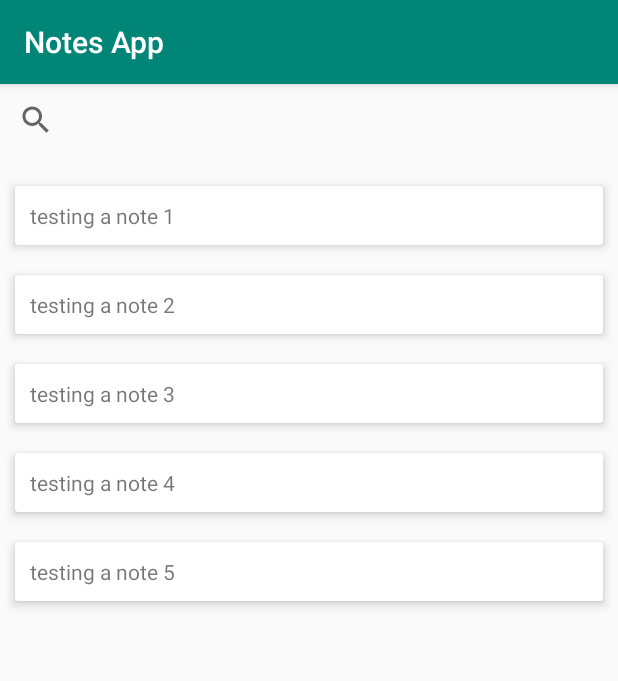
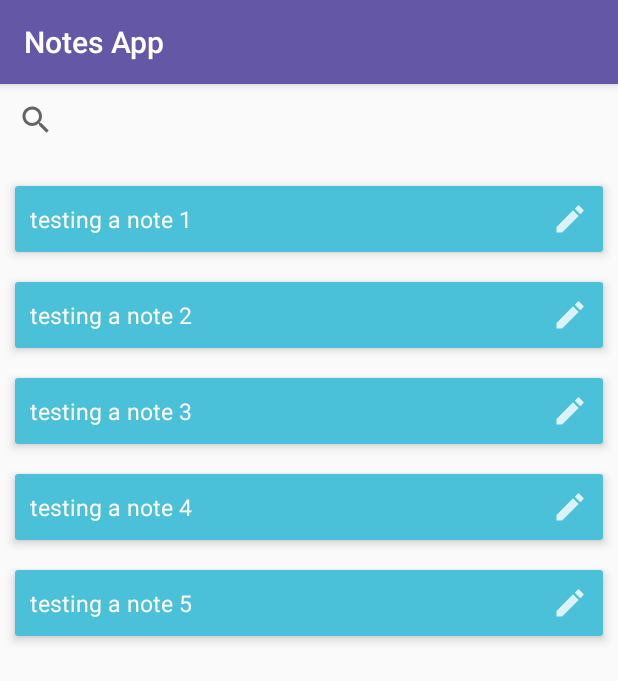
Before and after one commit to maxwellnewage/kotlin-notes, an Android app: the screen it shows after launch (MainActivity), on a phone screen of 412 x 824 dp. Shown: the top 681 px of the screen. Run offline under Robolectric (Android 15) with nearby library versions, the phone set to English and light mode, and no system bars.

Commit message:
changing note card style

```diff
--- /dev/null
+++ b/app/src/main/res/drawable-anydpi/ic_add_note.xml
@@ -0,0 +1,11 @@
+<vector xmlns:android="http://schemas.android.com/apk/res/android"
+    android:width="24dp"
+    android:height="24dp"
+    android:viewportWidth="24"
+    android:viewportHeight="24"
+    android:tint="#FFFFFF"
+    android:alpha="0.8">
+    <path
+        android:fillColor="#FF000000"
+        android:pathData="M19,13h-6v6h-2v-6H5v-2h6V5h2v6h6v2z"/>
+</vector>
--- /dev/null
+++ b/app/src/main/res/drawable-anydpi/ic_edit_note.xml
@@ -0,0 +1,11 @@
+<vector xmlns:android="http://schemas.android.com/apk/res/android"
+    android:width="24dp"
+    android:height="24dp"
+    android:viewportWidth="24"
+    android:viewportHeight="24"
+    android:tint="#FFFFFF"
+    android:alpha="0.8">
+    <path
+        android:fillColor="#FF000000"
+        android:pathData="M3,17.25V21h3.75L17.81,9.94l-3.75,-3.75L3,17.25zM20.71,7.04c0.39,-0.39 0.39,-1.02 0,-1.41l-2.34,-2.34c-0.39,-0.39 -1.02,-0.39 -1.41,0l-1.83,1.83 3.75,3.75 1.83,-1.83z"/>
+</vector>
--- a/app/src/main/res/layout/item_note.xml
+++ b/app/src/main/res/layout/item_note.xml
@@ -7,13 +7,25 @@
     android:layout_height="wrap_content">
 
     <LinearLayout
+        android:background="#4BC0D9"
         android:padding="10dp"
-        android:orientation="vertical"
+        android:gravity="center"
+        android:orientation="horizontal"
         android:layout_width="match_parent"
         android:layout_height="match_parent">
 
         <TextView
             android:id="@+id/tvNoteTitle"
+            android:text="Some text"
+            android:textSize="15sp"
+            android:layout_weight="1"
+            android:textColor="@android:color/white"
+            android:layout_width="wrap_content"
+            android:layout_height="wrap_content"/>
+
+        <ImageView
+            android:id="@+id/ivEditNote"
+            android:src="@drawable/ic_edit_note"
             android:layout_width="wrap_content"
             android:layout_height="wrap_content"/>
 
--- a/app/src/main/res/values/colors.xml
+++ b/app/src/main/res/values/colors.xml
@@ -1,6 +1,6 @@
 <?xml version="1.0" encoding="utf-8"?>
 <resources>
-    <color name="colorPrimary">#008577</color>
-    <color name="colorPrimaryDark">#00574B</color>
-    <color name="colorAccent">#D81B60</color>
+    <color name="colorPrimary">#6457A6</color>
+    <color name="colorPrimaryDark">#6457A6</color>
+    <color name="colorAccent">#76E5FC</color>
 </resources>
```
Also changed, not shown: app/src/main/res/drawable-hdpi/ic_add_note.png (added), app/src/main/res/drawable-hdpi/ic_edit_note.png (added), app/src/main/res/drawable-mdpi/ic_add_note.png (added), app/src/main/res/drawable-mdpi/ic_edit_note.png (added), app/src/main/res/drawable-xhdpi/ic_add_note.png (added), app/src/main/res/drawable-xhdpi/ic_edit_note.png (added), app/src/main/res/drawable-xxhdpi/ic_add_note.png (added), app/src/main/res/drawable-xxhdpi/ic_edit_note.png (added).
